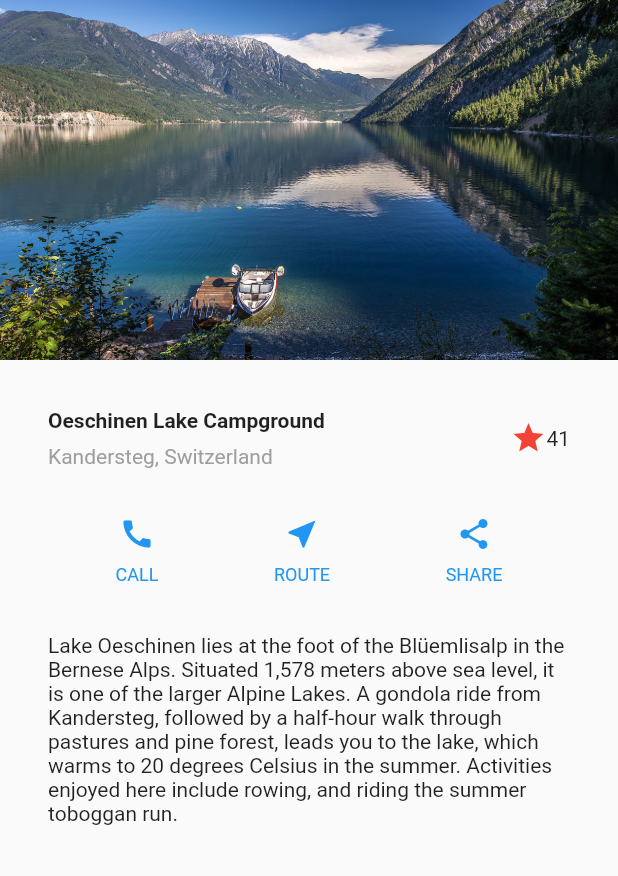
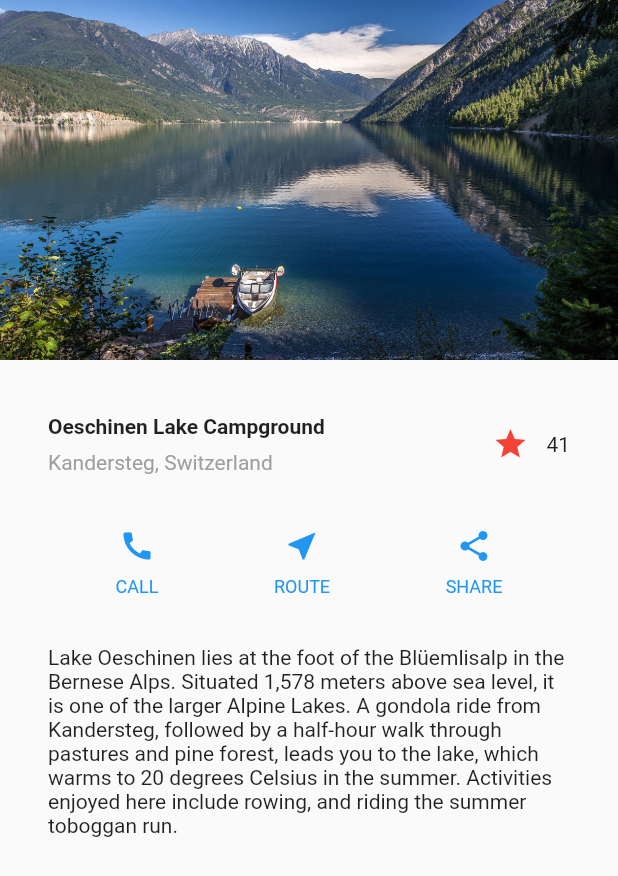
Before and after one commit to xzchsia/flutter_demo, a Flutter app: the screen it shows after launch, after a tap on "LayoutTutorialsUI", on a phone screen of 412 x 824 dp. Shown: the top 876 px of the screen. Run offline on Flutter 3.47's test engine with Material 2 defaults, Android fonts, the phone set to English and light mode, and no system bars.

Commit message:
1. add Favorite state press function 2. add colors_demo
Signed-off-by: xzchsia <xzchsia@hotmail.com>

```diff
--- /dev/null
+++ b/lib/FavoritePage/FavoriteWidget.dart
@@ -0,0 +1,48 @@
+import 'package:flutter/material.dart';
+
+// 星标收藏状态
+class FavoriteWidget extends StatefulWidget {
+  @override
+  State<StatefulWidget> createState() {
+    return _FavoriteWidgetState();
+  }
+}
+
+class _FavoriteWidgetState extends State<FavoriteWidget> {
+  bool _isFavorited = true;
+  int _favoriteCount = 41;
+
+  void _toggleFavorite() {
+    setState(() {
+      if (_isFavorited) {
+        _favoriteCount--;
+        _isFavorited = false;
+      } else {
+        _isFavorited = true;
+        _favoriteCount++;
+      }
+    });
+  }
+
+  @override
+  Widget build(BuildContext context) {
+    return Row(
+//      mainAxisSize: MainAxisSize.min,
+      children: <Widget>[
+        Container(
+//          padding: const EdgeInsets.all(0.0),
+          child: IconButton(
+              icon: (_isFavorited
+                  ? Icon(
+                      Icons.star,
+                      color: Colors.red,
+                    )
+                  : Icon(Icons.star_border)),
+              onPressed: _toggleFavorite),
+        ),
+        Text('$_favoriteCount'),
+
+      ],
+    );
+  }
+}
--- a/lib/LayoutTutorials.dart
+++ b/lib/FavoritePage/LayoutTutorials.dart
@@ -1,4 +1,5 @@
 import 'package:flutter/material.dart';
+import 'package:flutter_demo/FavoritePage/FavoriteWidget.dart';
 
 class LayoutTutorials extends StatelessWidget {
   // 构建上图下文字的组合
@@ -54,11 +55,12 @@ class LayoutTutorials extends StatelessWidget {
               ],
             ),
           ),
-          Icon(
-            Icons.star,
-            color: Colors.red[500],
-          ),
-          Text('41'),
+          FavoriteWidget(),
+//          Icon(
+//            Icons.star,
+//            color: Colors.red[500],
+//          ),
+//          Text('41'),
         ],
       ),
     );
--- a/lib/MainPage.dart
+++ b/lib/MainPage.dart
@@ -8,7 +8,8 @@ import 'SearchBarDemo.dart';
 import 'GridViewDemo.dart';
 import 'WrapDemp.dart';
 import 'RefreshIndicatorDemo.dart';
-import 'LayoutTutorials.dart';
+import 'package:flutter_demo/FavoritePage/LayoutTutorials.dart';
+import 'colors_demo.dart';
 
 
 class MyAppPage extends StatelessWidget {
@@ -142,6 +143,18 @@ class MyAppPage extends StatelessWidget {
               },
               child: Text('LayoutTutorialsUI'),
             ),
+            RaisedButton(
+              // 点击页面跳转
+              onPressed: () {
+                Navigator.push(
+                  context,
+                  MaterialPageRoute(
+                    builder: (context) => ColorsDemo(),
+                  ),
+                );
+              },
+              child: Text('颜色ColorsDemo'),
+            ),
           ],
         ),
       ),
```
Also changed, not shown: lib/colors_demo.dart (added, +149 -0 lines).
